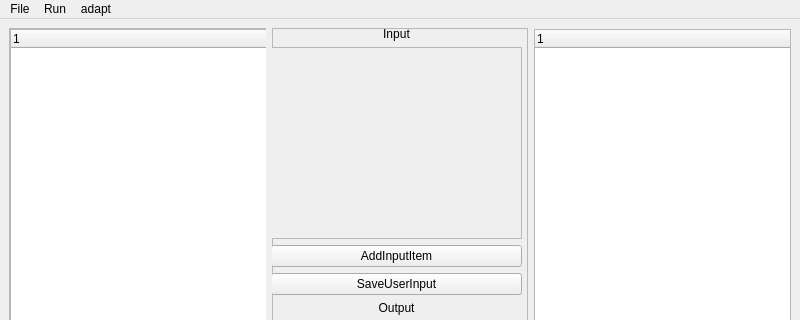
Old version of the form mainwindow.ui in the repository DifferentN/APIUI; both pictures show x 0 to 800 and y 0 to 320 of the 800 by 600 pixel window.
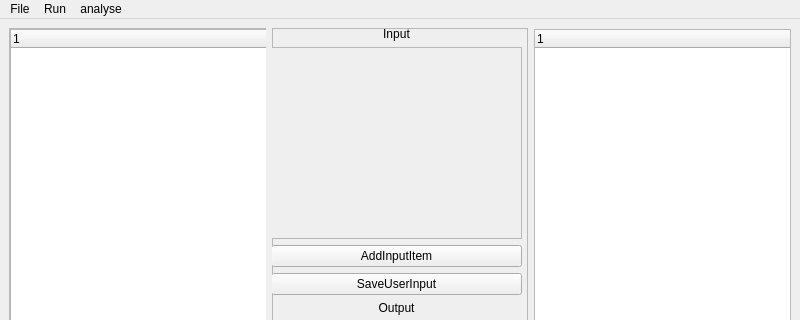
New version of the form.

Patch:
```diff
--- a/mainwindow.ui
+++ b/mainwindow.ui
@@ -288,7 +288,7 @@
    </widget>
    <widget class="QMenu" name="menuadapt">
     <property name="title">
-     <string>adapt</string>
+     <string>analyse</string>
     </property>
     <addaction name="actionAPIAdapt"/>
    </widget>
```
Left out of the diff: 2 changed lines with no effect on the pictures.
